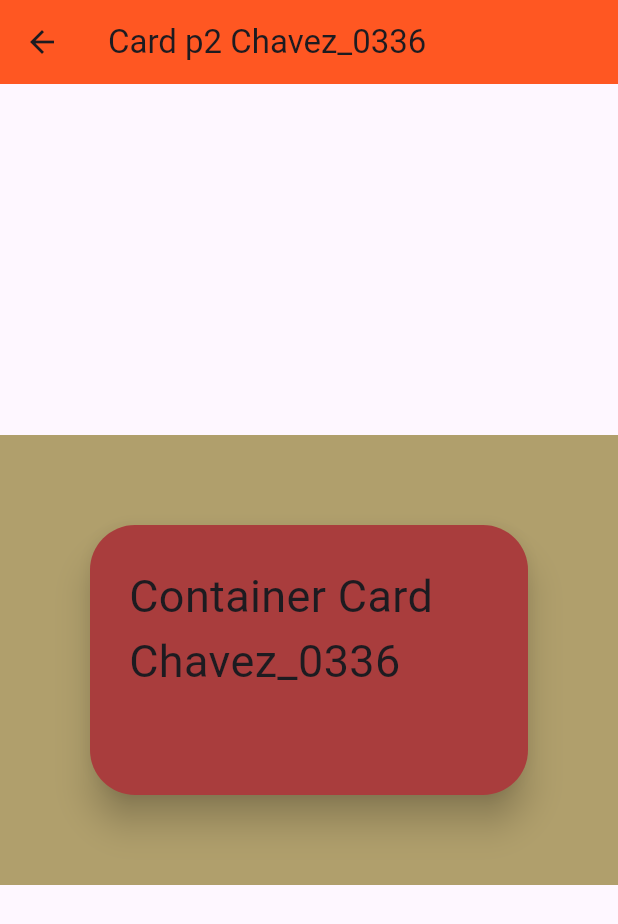
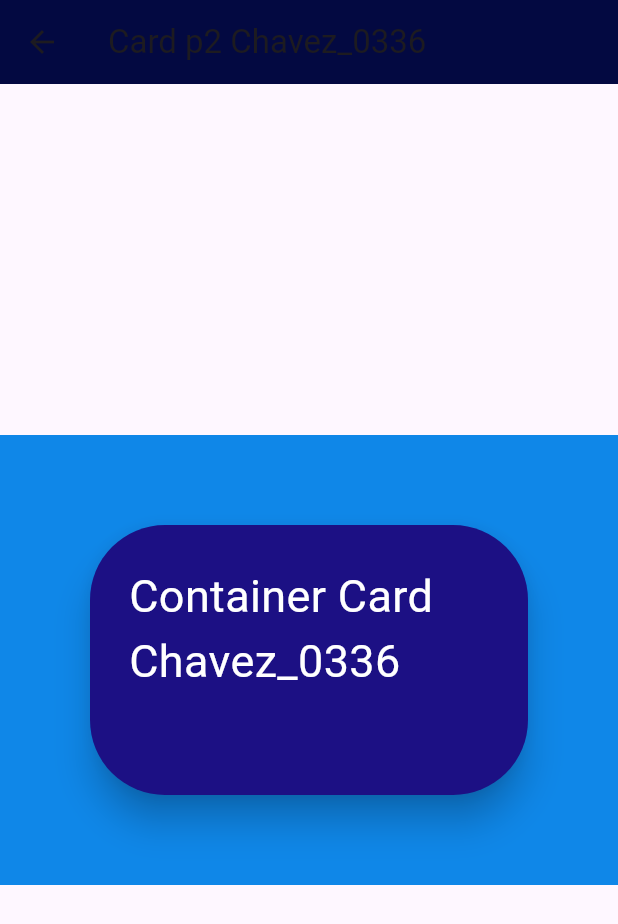
Before and after one commit to isaacChavezzz/p15RutasV2-0336, a Flutter app: the Pantalla2_0336 screen opened by its route, on a phone screen of 412 x 824 dp. Shown: the top 924 px of the screen. Run offline on Flutter 3.47's test engine with Material 3 defaults, Android fonts, the phone set to English and light mode, and no system bars.

```diff
--- a/lib/pantalla1_0336.dart
+++ b/lib/pantalla1_0336.dart
@@ -8,13 +8,13 @@ class Pantalla1_0336 extends StatelessWidget {
     return Scaffold(
       appBar: AppBar(
           title: const Text("Card p1 Chavez_0336"),
-          backgroundColor: Colors.deepOrange),
+          backgroundColor: Color(0xff030941)),
       body: Center(
         child: Card(
           shape:
               RoundedRectangleBorder(borderRadius: BorderRadius.circular(30)),
           elevation: 10,
-          color: Color(0xffdcb1a3),
+          color: Color(0xff088ab2),
           child: Padding(
             padding: EdgeInsets.all(20),
             child: Text("Card Chavez",
--- a/lib/pantalla2_0336.dart
+++ b/lib/pantalla2_0336.dart
@@ -8,26 +8,24 @@ class Pantalla2_0336 extends StatelessWidget {
     return Scaffold(
       appBar: AppBar(
           title: const Text("Card p2 Chavez_0336"),
-          backgroundColor: Colors.deepOrange),
+          backgroundColor: Color(0xff030941)),
       body: Center(
         //  Card with size
         child: Container(
-          color: Color(0xffb09f6c),
+          color: Color(0xff0f87e8),
           width: double.infinity,
           height: 300,
           child: Card(
-            color: Color(0xffa93d3d),
+            color: Color(0xff1c1084),
             shape:
-                RoundedRectangleBorder(borderRadius: BorderRadius.circular(30)),
+                RoundedRectangleBorder(borderRadius: BorderRadius.circular(50)),
             elevation: 10,
             margin: EdgeInsets.all(60),
             child: Padding(
               padding: EdgeInsets.all(26),
               child: Text(
                 'Container Card Chavez_0336',
-                style: TextStyle(
-                  fontSize: 30,
-                ),
+                style: TextStyle(fontSize: 30, color: Color(0xffffffff)),
               ),
             ),
           ),
--- a/lib/pantallainicial_0336.dart
+++ b/lib/pantallainicial_0336.dart
@@ -8,7 +8,7 @@ class PantallaInicial0336 extends StatelessWidget {
     return Scaffold(
       appBar: AppBar(
         title: const Text('Card Container Chavez_0336'),
-        backgroundColor: Colors.red,
+        backgroundColor: Color(0xff1012a9),
       ),
       body: Center(
         child: Column(
```
